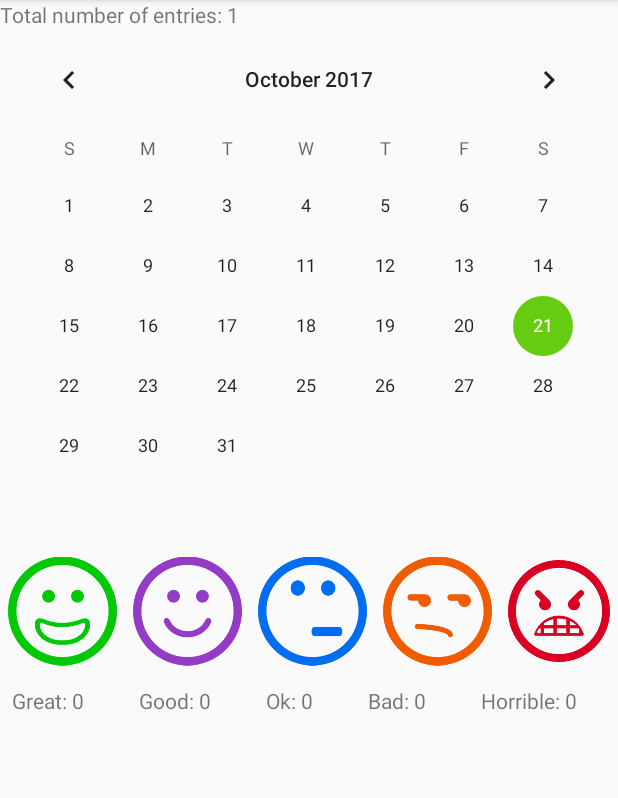
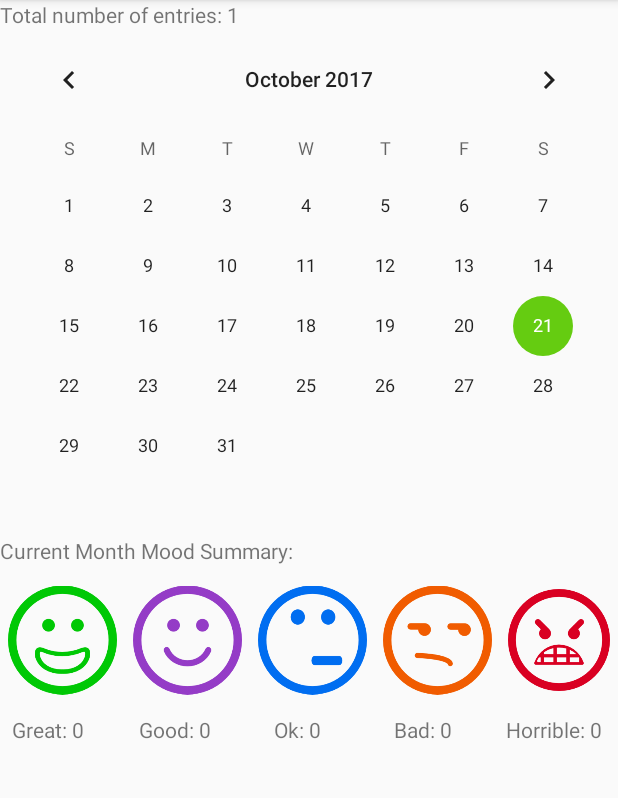
Before and after one commit to hugheshl/capstone_moodTracker, an Android app: the screen it shows after launch (CalendarActivity), after a tap on "Calendar", on a phone screen of 412 x 824 dp, the part 84-882 px from its top. Run offline under Robolectric (Android 15) with nearby library versions, the phone set to English and light mode, and no system bars; 2 other taps on this screen came first.

```diff
--- a/app/build.gradle
+++ b/app/build.gradle
@@ -28,4 +28,5 @@ dependencies {
     compile 'com.android.support.constraint:constraint-layout:1.0.2'
     testCompile 'junit:junit:4.12'
     compile 'com.android.support:recyclerview-v7:25.3.1'
+    compile 'com.jjoe64:graphview:4.2.1'
 }
--- a/app/src/main/AndroidManifest.xml
+++ b/app/src/main/AndroidManifest.xml
@@ -24,5 +24,8 @@
         <activity android:name=".CalendarActivity"
                   android:parentActivityName=".AssignPagerActivity">
         </activity>
+        <activity android:name=".ChartActivity"
+                  android:parentActivityName=".AssignPagerActivity">
+        </activity>
     </application>
 </manifest>
--- a/app/src/main/java/hugheshl/easyfeelin/AssignListFragment.java
+++ b/app/src/main/java/hugheshl/easyfeelin/AssignListFragment.java
@@ -100,13 +100,17 @@ public class AssignListFragment extends Fragment {
                 Intent intent = AssignPagerActivity.newIntent(getActivity(), assign.getId());
                 startActivity(intent);
                 return true;
-            case R.id.settings:
-                Intent intent2 = SettingsActivity.newIntent(getActivity(), null);
+            case R.id.calendar:
+                Intent intent2 = CalendarActivity.newIntent(getActivity(), null);
                 startActivity(intent2);
                 return true;
-            case R.id.calendar:
-                Intent intent3 = CalendarActivity.newIntent(getActivity(), null);
+            case R.id.chart:
+                Intent intent3 = ChartActivity.newIntent(getActivity(), null);
                 startActivity(intent3);
+                return true;
+            case R.id.settings:
+                Intent intent4 = SettingsActivity.newIntent(getActivity(), null);
+                startActivity(intent4);
                 return true;
             default:
                 return super.onOptionsItemSelected(item);
--- a/app/src/main/res/layout/fragment_calendar.xml
+++ b/app/src/main/res/layout/fragment_calendar.xml
@@ -14,6 +14,13 @@
         android:id="@+id/calendarView"
         android:layout_width="match_parent"
         android:layout_height="wrap_content"/>
+
+    <TextView
+        android:id="@+id/editText"
+        android:layout_width="match_parent"
+        android:layout_height="wrap_content"
+        android:ems="10"
+        android:text="Current Month Mood Summary:"/>
 
     <LinearLayout
         android:layout_width="match_parent"
@@ -74,7 +81,7 @@
 
         <TextView
             android:id="@+id/mood1Count"
-            android:layout_width="wrap_content"
+            android:layout_width="50dp"
             android:layout_height="wrap_content"
             android:layout_marginLeft="8dp"
             android:layout_weight="1"
@@ -82,35 +89,35 @@
 
         <TextView
             android:id="@+id/mood2Count"
-            android:layout_width="wrap_content"
+            android:layout_width="55dp"
             android:layout_height="wrap_content"
+            android:layout_marginLeft="10dp"
             android:layout_weight="1"
-            android:text="TextView"
-            android:layout_marginLeft="10dp"/>
+            android:text="TextView"/>
 
         <TextView
             android:id="@+id/mood3Count"
-            android:layout_width="wrap_content"
+            android:layout_width="45dp"
             android:layout_height="wrap_content"
+            android:layout_marginLeft="10dp"
             android:layout_weight="1"
-            android:text="TextView"
-            android:layout_marginLeft="10dp"/>
+            android:text="TextView"/>
 
         <TextView
             android:id="@+id/mood4Count"
-            android:layout_width="wrap_content"
+            android:layout_width="40dp"
             android:layout_height="wrap_content"
+            android:layout_marginLeft="10dp"
             android:layout_weight="1"
-            android:text="TextView"
-            android:layout_marginLeft="10dp"/>
+            android:text="TextView"/>
 
         <TextView
             android:id="@+id/mood5Count"
-            android:layout_width="wrap_content"
+            android:layout_width="50dp"
             android:layout_height="wrap_content"
+            android:layout_marginLeft="10dp"
             android:layout_weight="1"
-            android:text="TextView"
-            android:layout_marginLeft="10dp"/>
+            android:text="TextView"/>
 
     </LinearLayout>
 
--- a/app/src/main/res/menu/fragment_assign_list.xml
+++ b/app/src/main/res/menu/fragment_assign_list.xml
@@ -8,14 +8,20 @@
         app:showAsAction="ifRoom|withText"/>
 
     <item
+        android:id="@+id/calendar"
+        android:icon="@drawable/ic_calendar"
+        android:title="Calendar"
+        app:showAsAction="ifRoom|withText"/>
+
+    <item
+        android:id="@+id/chart"
+        android:icon="@drawable/ic_chart"
+        android:title="Chart"
+        app:showAsAction="ifRoom|withText"/>
+
+    <item
         android:id="@+id/settings"
         android:icon="@drawable/ic_settings"
         android:title="@string/settings_label"
         app:showAsAction="ifRoom|withText"/>
-
-    <item
-        android:id="@+id/calendar"
-        android:icon="@drawable/ic_calendar"
-        android:title="Calendar"
-        app:showAsAction="ifRoom|withText"/>
 </menu>
```
Also changed, not shown: app/src/main/java/hugheshl/easyfeelin/ChartActivity.java (added, +21 -0 lines), app/src/main/java/hugheshl/easyfeelin/ChartFragment.java (added, +80 -0 lines), app/src/main/res/layout/fragment_chart.xml (added, +18 -0 lines), app/src/main/res/drawable-hdpi/ic_chart.png (added), app/src/main/res/drawable-mdpi/ic_chart.png (added), app/src/main/res/drawable-xhdpi/ic_chart.png (added), app/src/main/res/drawable-xxhdpi/ic_chart.png (added).
